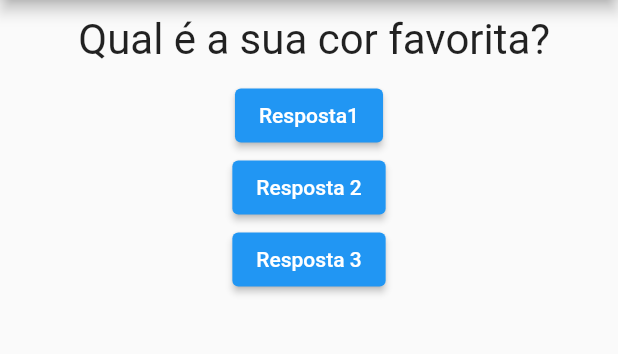
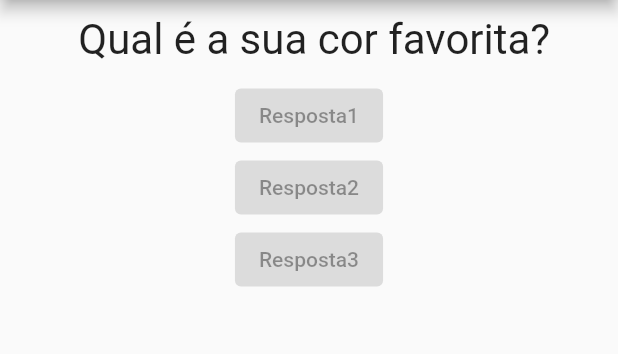
Before and after one commit to BrunoCarvalhais/Projeto_Perguntas, a Flutter app: the screen it shows after launch, on a phone screen of 412 x 824 dp, the part 84-438 px from its top. Run offline on Flutter 3.47's test engine with Material 2 defaults, Android fonts, the phone set to English and light mode, and no system bars.

Commit message:
Commit6 Componente resposta

```diff
--- a/lib/main.dart
+++ b/lib/main.dart
@@ -2,6 +2,7 @@
 
 import 'package:flutter/material.dart';
 import 'questao.dart';
+import 'resposta.dart';
 
 main() => runApp(PerguntaApp());
 
@@ -37,15 +38,9 @@ class _PerguntaAppState extends State<PerguntaApp> {
         body: Column(
           children:  [
             Questao(perguntas[perguntaSelecionada]),
-            ElevatedButton(onPressed: _responder,
-                child: Text('Resposta1')
-            ),
-            ElevatedButton(onPressed: _responder,
-                child: Text('Resposta 2')
-            ),
-            ElevatedButton(onPressed: _responder,
-                child: Text('Resposta 3')
-            ),
+            Resposta('Resposta1'),
+            Resposta('Resposta2'),
+            Resposta('Resposta3'),
           ],
         ),
       ),
--- a/lib/questao.dart
+++ b/lib/questao.dart
@@ -1,6 +1,3 @@
-
-
-
 import 'package:flutter/material.dart';
 
 class Questao extends StatelessWidget{
--- /dev/null
+++ b/lib/resposta.dart
@@ -0,0 +1,17 @@
+
+import 'package:flutter/material.dart';
+
+class Resposta extends StatelessWidget {
+
+  final String texto;
+
+  Resposta(this.texto);
+
+  @override
+  Widget build(BuildContext context) {
+    return ElevatedButton(
+        onPressed: null,
+        child: Text(texto)
+    );
+  }
+}
```
